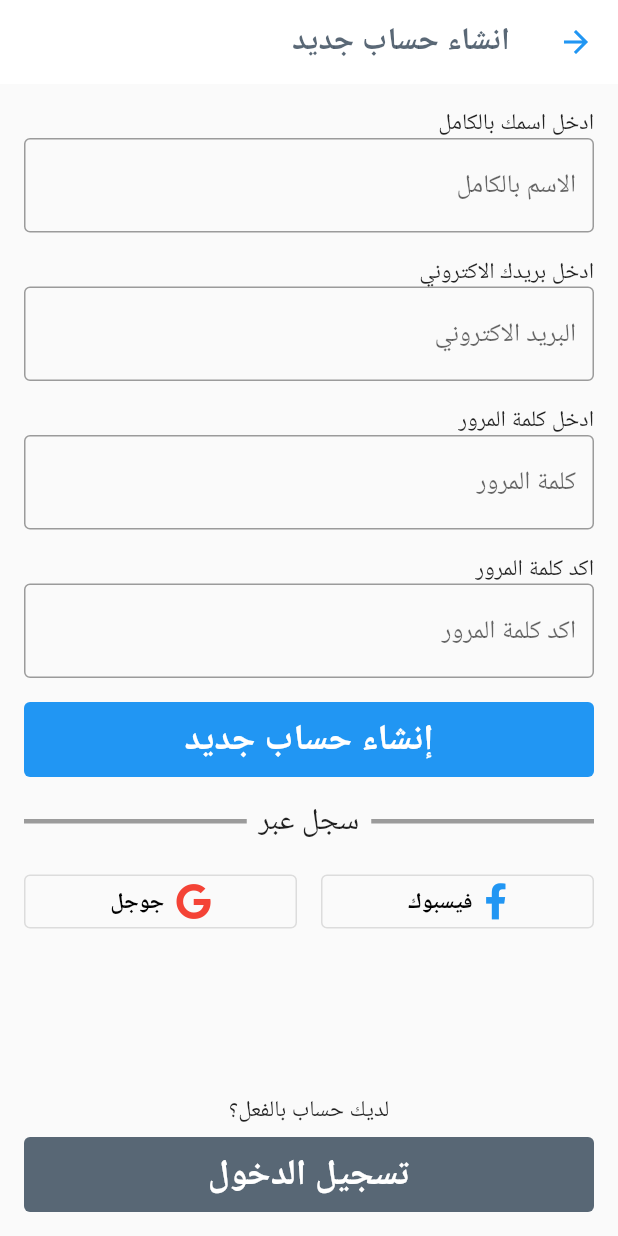
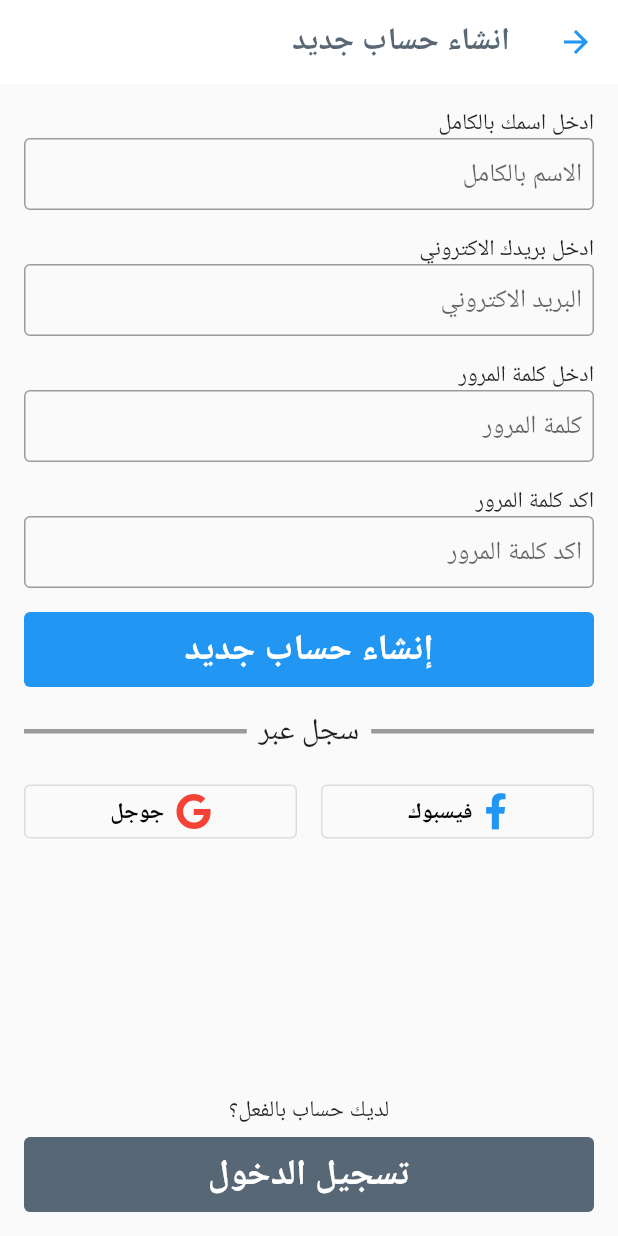
Before and after one commit to AdhamNour/Tamyuz, a Flutter app: the screen it shows after launch, after a tap on "انشاء حساب", on a phone screen of 412 x 824 dp. Run offline on Flutter 3.47's test engine with Material 2 defaults, Android fonts, the phone set to English and light mode, and no system bars; our stand-ins replace font_awesome_flutter.

Commit message:
fine tunning

```diff
--- a/lib/Welcome/WelcomeScreen.dart
+++ b/lib/Welcome/WelcomeScreen.dart
@@ -16,7 +16,7 @@ class WelcomeScreen extends StatelessWidget {
           children: [
             Expanded(
               child: Center(
-                child: ListView(
+                child: Column(
                   children: [
                     const Icon(
                       Icons.stacked_bar_chart,
@@ -50,6 +50,7 @@ class WelcomeScreen extends StatelessWidget {
                       // padding: const EdgeInsets.only(),
                     )
                   ],
+                  mainAxisSize: MainAxisSize.min,
                 ),
               ),
             ),
--- a/lib/shared/Components/FormField.dart
+++ b/lib/shared/Components/FormField.dart
@@ -24,6 +24,7 @@ class FormInputField extends StatelessWidget {
                 hintText: placeholder,
                 // labelText: 'البريد الالكتروني',
                 border: const OutlineInputBorder(),
+                contentPadding: const EdgeInsets.symmetric(horizontal: 8),
                 focusedBorder: const OutlineInputBorder(
                     borderSide: BorderSide(
                         color: Color.fromARGB(200, 44, 62, 80), width: 2))),
```
